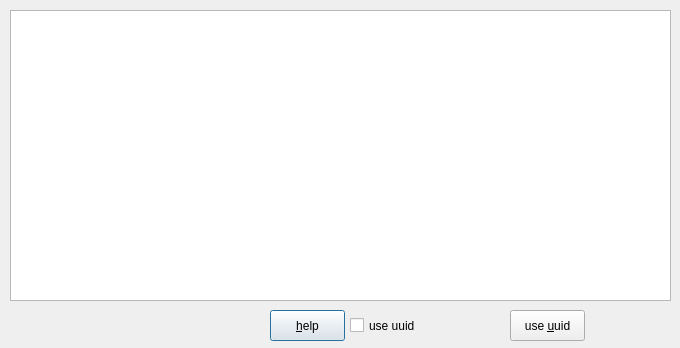
mhogomchungu/zuluCrypt, file zuluCrypt-gui/openpartition.ui: the form before one commit.
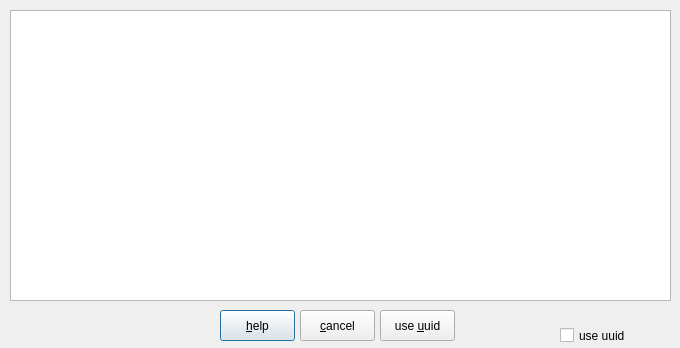
The form after the commit.

```diff
--- a/zuluCrypt-gui/openpartition.ui
+++ b/zuluCrypt-gui/openpartition.ui
@@ -102,9 +102,9 @@
    </property>
    <property name="geometry">
     <rect>
-     <x>350</x>
-     <y>310</y>
-     <width>121</width>
+     <x>560</x>
+     <y>320</y>
+     <width>71</width>
      <height>31</height>
     </rect>
    </property>
@@ -115,7 +115,7 @@
   <widget class="QPushButton" name="pbHelp">
    <property name="geometry">
     <rect>
-     <x>270</x>
+     <x>220</x>
      <y>310</y>
      <width>75</width>
      <height>31</height>
@@ -128,7 +128,7 @@
   <widget class="QPushButton" name="pbUUID">
    <property name="geometry">
     <rect>
-     <x>510</x>
+     <x>380</x>
      <y>310</y>
      <width>75</width>
      <height>31</height>
@@ -138,6 +138,19 @@
     <string>use &amp;uuid</string>
    </property>
   </widget>
+  <widget class="QPushButton" name="pbCancel">
+   <property name="geometry">
+    <rect>
+     <x>300</x>
+     <y>310</y>
+     <width>75</width>
+     <height>31</height>
+    </rect>
+   </property>
+   <property name="text">
+    <string>&amp;cancel</string>
+   </property>
+  </widget>
  </widget>
  <tabstops>
   <tabstop>tableWidget</tabstop>
```
